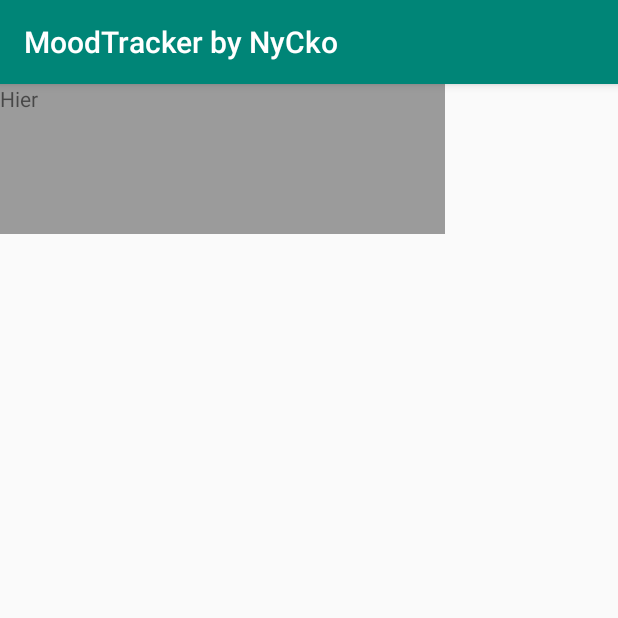
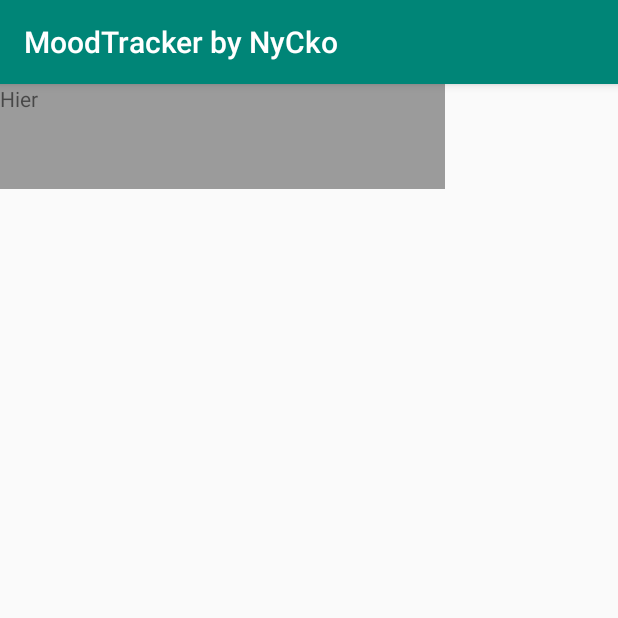
Before and after one commit to NyCko93/MoodTracker, an Android app: the HistoryActivity screen opened directly, with no data from a screen before it, on a phone screen of 412 x 824 dp, the top half of it. Run offline under Robolectric (Android 15) with nearby library versions, the phone set to English and light mode, and no system bars.

Commit message:
Change access getdate to public Change android:layout_height="100dp" to 70dp for item recyclerview

```diff
--- a/app/src/main/java/com/example/moodtracker/Model/Mood.java
+++ b/app/src/main/java/com/example/moodtracker/Model/Mood.java
@@ -40,7 +40,7 @@ public class Mood {
         return mId;
     }
 
-    private Date getDate() {
+    public Date getDate() {
         return date;
     }
 
--- a/app/src/main/res/layout/recycler_view_item.xml
+++ b/app/src/main/res/layout/recycler_view_item.xml
@@ -11,7 +11,7 @@
     <TextView
         android:id="@+id/text_view"
         android:layout_width="match_parent"
-        android:layout_height="100dp"
+        android:layout_height="70dp"
         android:background="@color/light_sage"
         android:contentDescription="@string/days"/>
 
```
